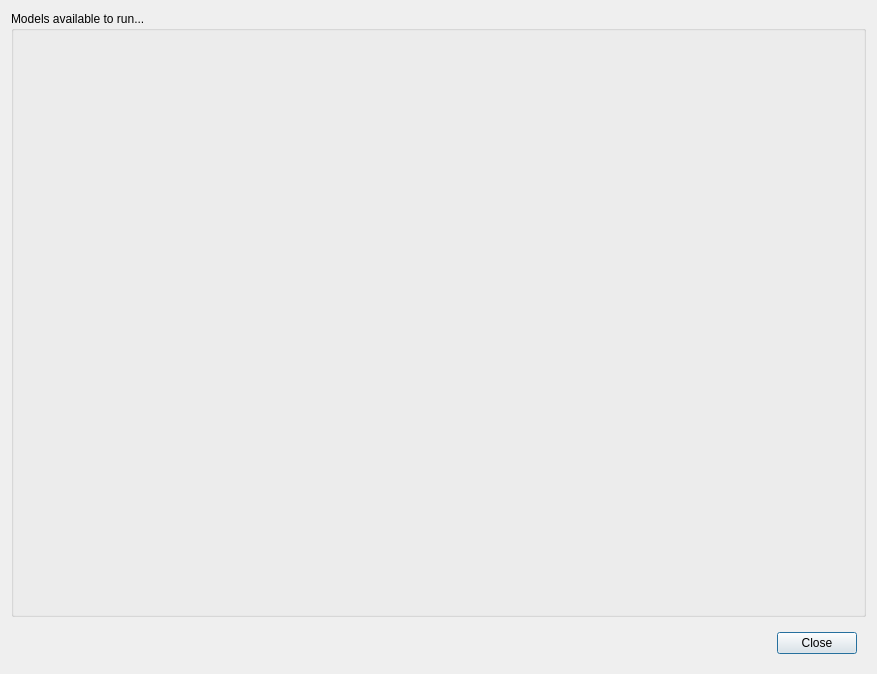
Qt form opus_gui/Run/opusRunModel.ui (psrc/urbansim) before a commit.
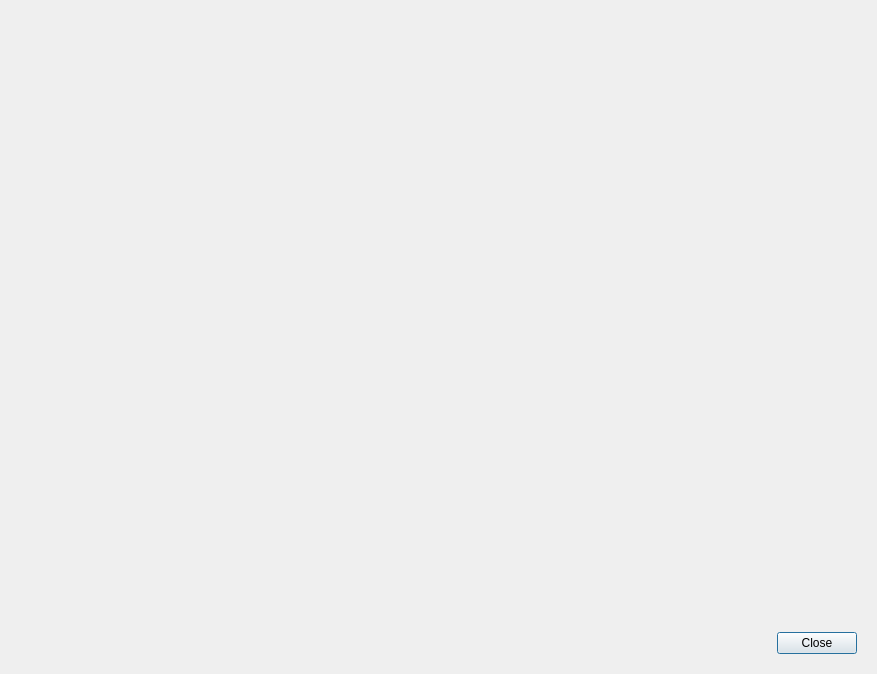
The same form after that commit.

What changed in the file:
```diff
--- a/opus_gui/Run/opusRunModel.ui
+++ b/opus_gui/Run/opusRunModel.ui
@@ -21,11 +21,7 @@
   </property>
   <layout class="QVBoxLayout" >
    <item>
-    <widget class="QGroupBox" name="groupBox" >
-     <property name="title" >
-      <string>Models available to run...</string>
-     </property>
-    </widget>
+    <widget class="QWidget" native="1" name="modelFrame" />
    </item>
    <item>
     <widget class="QWidget" native="1" name="widget_2" >
```
Left out of the diff: 2 changed lines with no effect on the pictures.
